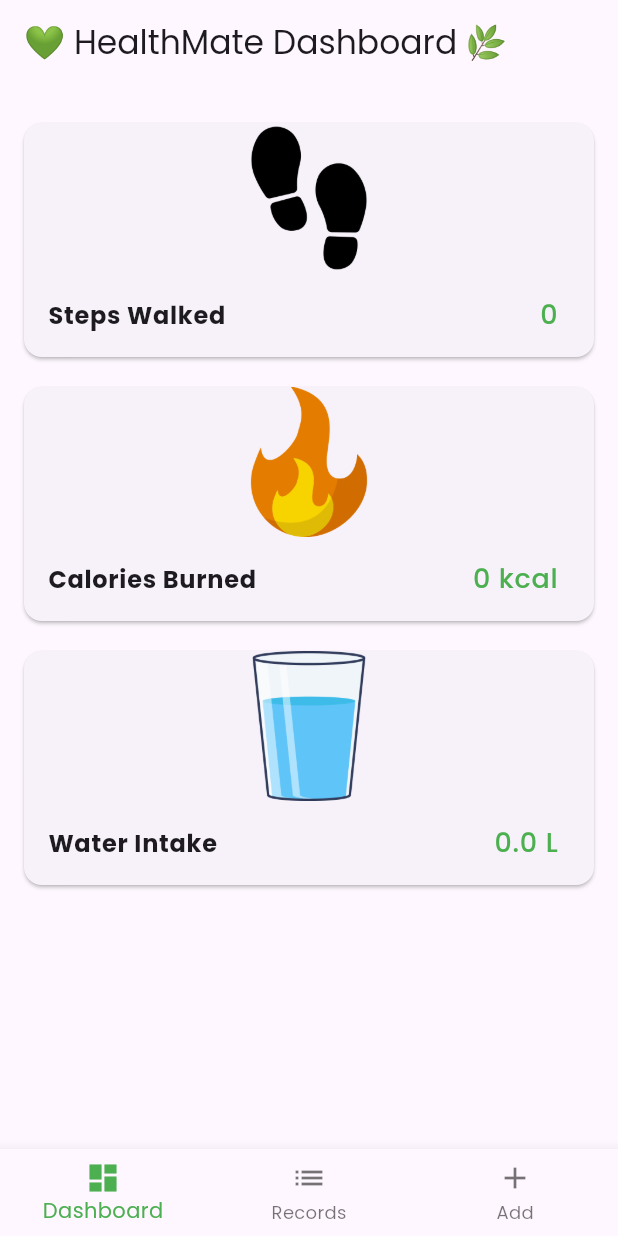
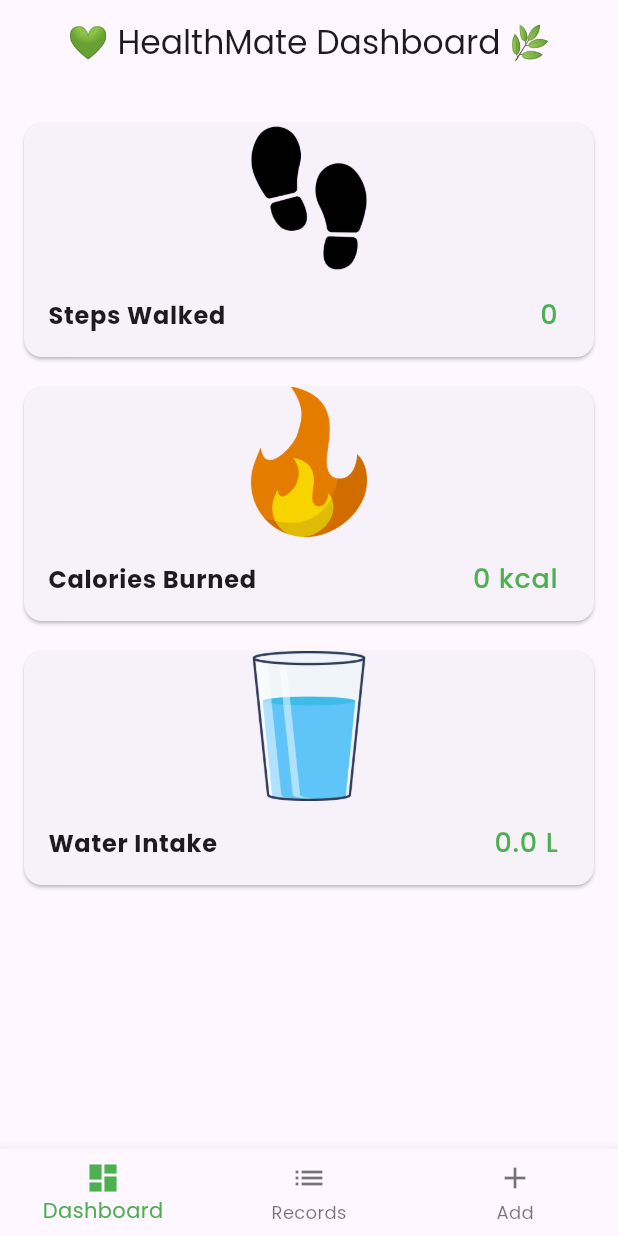
Before and after one commit to ArunaMahaGamage/HealthMate, a Flutter app: the screen it shows after launch, on a phone screen of 412 x 824 dp. Run offline on Flutter 3.47's test engine with Material 3 defaults, Android fonts, the phone set to English and light mode, and no system bars; our stand-ins replace flutter_riverpod, google_fonts, sqflite; accounts and stored records are empty.

Commit message:
app bar text center

```diff
--- a/lib/screens/dashboard_screen.dart
+++ b/lib/screens/dashboard_screen.dart
@@ -38,7 +38,7 @@ class _DashboardScreenState extends State<DashboardScreen> {
   @override
   Widget build(BuildContext context) {
     return Scaffold(
-      appBar: AppBar(title: const Text('💚 HealthMate Dashboard 🌿')),
+      appBar: AppBar(title: Center(child: const Text('💚 HealthMate Dashboard 🌿')),),
       body: Padding(
         padding: const EdgeInsets.all(16.0),
         child: Column(
```
